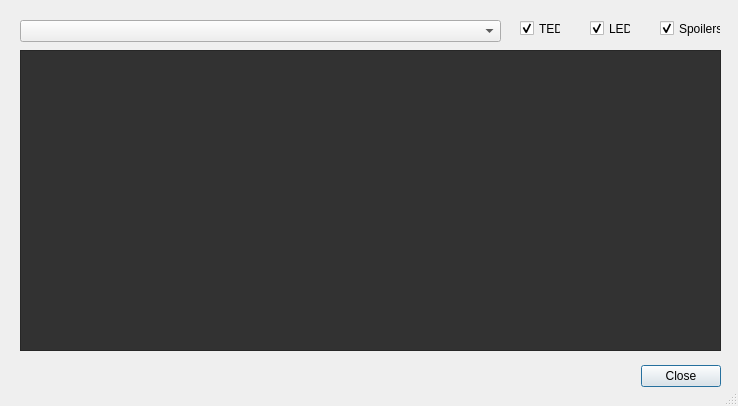
Qt form TIGLViewer/src/TIGLViewerSelectWingAndFlapStatusDialog.ui (DLR-SC/tigl) before a commit.
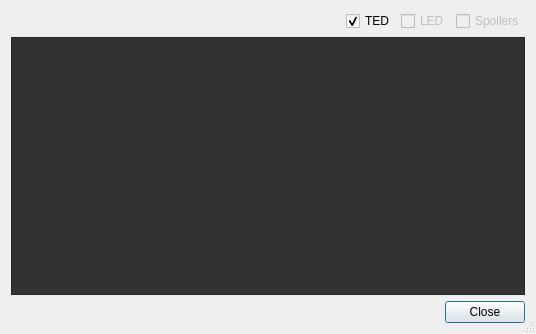
The same form after that commit.

Commit message: Some refactoring of flap draw dialog

```diff
--- a/TIGLViewer/src/TIGLViewerSelectWingAndFlapStatusDialog.ui
+++ b/TIGLViewer/src/TIGLViewerSelectWingAndFlapStatusDialog.ui
@@ -6,8 +6,8 @@
    <rect>
     <x>0</x>
     <y>0</y>
-    <width>738</width>
-    <height>406</height>
+    <width>536</width>
+    <height>334</height>
    </rect>
   </property>
   <property name="sizePolicy">
@@ -28,41 +28,65 @@
   <property name="modal">
    <bool>false</bool>
   </property>
-  <widget class="QDialogButtonBox" name="buttonBox">
-   <property name="geometry">
-    <rect>
-     <x>380</x>
-     <y>360</y>
-     <width>341</width>
-     <height>32</height>
-    </rect>
-   </property>
+  <layout class="QVBoxLayout" name="verticalLayout">
+   <item>
+    <layout class="QHBoxLayout" name="horizontalLayout">
+     <item>
+      <spacer name="horizontalSpacer">
    <property name="orientation">
     <enum>Qt::Horizontal</enum>
    </property>
-   <property name="standardButtons">
-    <set>QDialogButtonBox::Close</set>
-   </property>
-  </widget>
-  <widget class="QComboBox" name="comboBoxWings">
-   <property name="geometry">
-    <rect>
-     <x>20</x>
-     <y>20</y>
-     <width>481</width>
-     <height>22</height>
-    </rect>
-   </property>
-  </widget>
+       <property name="sizeHint" stdset="0">
+        <size>
+         <width>40</width>
+         <height>20</height>
+        </size>
+       </property>
+      </spacer>
+     </item>
+     <item>
+      <widget class="QCheckBox" name="checkTED">
+       <property name="text">
+        <string>TED</string>
+       </property>
+       <property name="checked">
+        <bool>true</bool>
+       </property>
+       <property name="tristate">
+        <bool>false</bool>
+       </property>
+      </widget>
+     </item>
+     <item>
+      <widget class="QCheckBox" name="checkLED">
+       <property name="enabled">
+        <bool>false</bool>
+       </property>
+       <property name="text">
+        <string>LED</string>
+       </property>
+       <property name="checked">
+        <bool>false</bool>
+       </property>
+      </widget>
+     </item>
+     <item>
+      <widget class="QCheckBox" name="checkSpoiler">
+       <property name="enabled">
+        <bool>false</bool>
+       </property>
+       <property name="text">
+        <string>Spoilers</string>
+       </property>
+       <property name="checked">
+        <bool>false</bool>
+       </property>
+      </widget>
+     </item>
+    </layout>
+   </item>
+   <item>
   <widget class="QScrollArea" name="scrollArea">
-   <property name="geometry">
-    <rect>
-     <x>20</x>
-     <y>50</y>
-     <width>701</width>
-     <height>301</height>
-    </rect>
-   </property>
    <property name="palette">
     <palette>
      <active>
@@ -120,6 +144,15 @@
         </color>
        </brush>
       </colorrole>
+        <colorrole role="PlaceholderText">
+         <brush brushstyle="NoBrush">
+          <color alpha="128">
+           <red>177</red>
+           <green>177</green>
+           <blue>177</blue>
+          </color>
+         </brush>
+        </colorrole>
      </active>
      <inactive>
       <colorrole role="WindowText">
@@ -176,6 +209,15 @@
         </color>
        </brush>
       </colorrole>
+        <colorrole role="PlaceholderText">
+         <brush brushstyle="NoBrush">
+          <color alpha="128">
+           <red>177</red>
+           <green>177</green>
+           <blue>177</blue>
+          </color>
+         </brush>
+        </colorrole>
      </inactive>
      <disabled>
       <colorrole role="WindowText">
@@ -232,6 +274,15 @@
         </color>
        </brush>
       </colorrole>
+        <colorrole role="PlaceholderText">
+         <brush brushstyle="NoBrush">
+          <color alpha="128">
+           <red>177</red>
+           <green>177</green>
+           <blue>177</blue>
+          </color>
+         </brush>
+        </colorrole>
      </disabled>
     </palette>
    </property>
@@ -241,6 +292,12 @@
    <property name="styleSheet">
     <string notr="true"/>
    </property>
+     <property name="horizontalScrollBarPolicy">
+      <enum>Qt::ScrollBarAlwaysOff</enum>
+     </property>
+     <property name="sizeAdjustPolicy">
+      <enum>QAbstractScrollArea::AdjustToContents</enum>
+     </property>
    <property name="widgetResizable">
     <bool>true</bool>
    </property>
@@ -249,63 +306,24 @@
      <rect>
       <x>0</x>
       <y>0</y>
-      <width>699</width>
-      <height>299</height>
+        <width>510</width>
+        <height>231</height>
      </rect>
     </property>
    </widget>
   </widget>
-  <widget class="QCheckBox" name="checkTED">
-   <property name="geometry">
-    <rect>
-     <x>520</x>
-     <y>20</y>
-     <width>41</width>
-     <height>17</height>
-    </rect>
-   </property>
-   <property name="text">
-    <string>TED</string>
-   </property>
-   <property name="checked">
-    <bool>true</bool>
-   </property>
-   <property name="tristate">
-    <bool>false</bool>
-   </property>
-  </widget>
-  <widget class="QCheckBox" name="checkLED">
-   <property name="geometry">
-    <rect>
-     <x>590</x>
-     <y>20</y>
-     <width>41</width>
-     <height>17</height>
-    </rect>
-   </property>
-   <property name="text">
-    <string>LED</string>
-   </property>
-   <property name="checked">
-    <bool>true</bool>
-   </property>
-  </widget>
-  <widget class="QCheckBox" name="checkSpoiler">
-   <property name="geometry">
-    <rect>
-     <x>660</x>
-     <y>20</y>
-     <width>61</width>
-     <height>17</height>
-    </rect>
-   </property>
-   <property name="text">
-    <string>Spoilers</string>
-   </property>
-   <property name="checked">
-    <bool>true</bool>
-   </property>
-  </widget>
+   </item>
+   <item>
+    <widget class="QDialogButtonBox" name="buttonBox">
+     <property name="orientation">
+      <enum>Qt::Horizontal</enum>
+     </property>
+     <property name="standardButtons">
+      <set>QDialogButtonBox::Close</set>
+     </property>
+    </widget>
+   </item>
+  </layout>
  </widget>
  <resources/>
  <connections>
```
Lines whose indentation alone changed are shown as unchanged. The commit also changes 6 other files.
